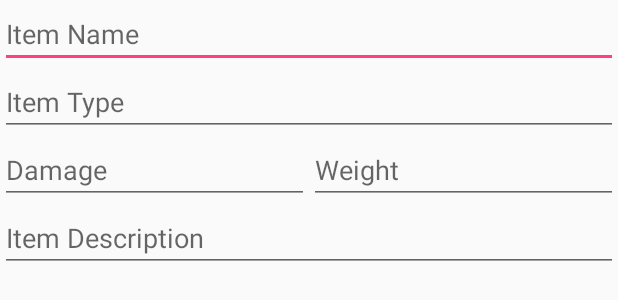
After one commit to vincentcote87/RoleSlayer, an Android app: the layout layout_add_item.xml on its own in the app's theme, with its tools: preview values and no code run, on a phone screen of 412 x 824 dp. The commit adds this screen. Shown: the top 300 px of the screen. Run offline under Robolectric (Android 15) with nearby library versions, the phone set to English and light mode, and no system bars.

Commit message:
Add item btn works

```diff
--- a/RoleSlayer/app/src/main/java/com/roleslayin/roleslayer/CharacterMainPage.java
+++ b/RoleSlayer/app/src/main/java/com/roleslayin/roleslayer/CharacterMainPage.java
@@ -33,8 +33,8 @@ public class CharacterMainPage extends AppCompatActivity {
 
         basicsBtn = (Button)findViewById(R.id.basicsBtn);
         statsBtn = (Button)findViewById(R.id.statsBtn);
-        skillsBtn = (Button)findViewById(R.id.skillsBtn);
-        advDisadvBtn = (Button)findViewById(R.id.advDisadvBtn);
+//        skillsBtn = (Button)findViewById(R.id.skillsBtn);
+//        advDisadvBtn = (Button)findViewById(R.id.advDisadvBtn);
         inventoryBtn = (Button)findViewById(R.id.inventoryBtn);
         notesBtn = (Button)findViewById(R.id.notesBtn);
 
--- /dev/null
+++ b/RoleSlayer/app/src/main/res/layout/layout_add_item.xml
@@ -0,0 +1,58 @@
+<?xml version="1.0" encoding="utf-8"?>
+<RelativeLayout xmlns:android="http://schemas.android.com/apk/res/android"
+    android:layout_width="match_parent" android:layout_height="match_parent">
+
+    <EditText
+        android:id="@+id/itemNameInputID"
+        android:layout_width="match_parent"
+        android:layout_height="wrap_content"
+        android:hint="@string/itemName" />
+
+    <EditText
+        android:id="@+id/itemTypeInputID"
+        android:layout_width="match_parent"
+        android:layout_height="wrap_content"
+        android:layout_alignParentStart="true"
+        android:layout_below="@+id/itemNameInputID"
+        android:hint="@string/itemType" />
+
+    <LinearLayout
+        android:id="@+id/intContainerLayoutView"
+        android:layout_width="wrap_content"
+        android:layout_height="wrap_content"
+        android:layout_alignParentEnd="true"
+        android:layout_below="@+id/itemTypeInputID"
+        android:gravity="top"
+        android:orientation="horizontal">
+
+        <EditText
+            android:id="@+id/itemDmgInputID"
+            android:layout_width="wrap_content"
+            android:layout_height="wrap_content"
+            android:layout_weight="1"
+            android:ems="10"
+            android:hint="@string/itemDmg"
+            android:inputType="number" />
+
+        <EditText
+            android:id="@+id/itemWeightInputID"
+            android:layout_width="wrap_content"
+            android:layout_height="wrap_content"
+            android:layout_weight="1"
+            android:ems="10"
+            android:hint="@string/itemWeight"
+            android:inputType="number" />
+    </LinearLayout>
+
+    <EditText
+        android:id="@+id/itemDescriptionInputID"
+        android:layout_width="match_parent"
+        android:layout_height="wrap_content"
+        android:layout_alignParentStart="true"
+        android:layout_below="@+id/intContainerLayoutView"
+        android:ems="10"
+        android:hint="@string/itemDescription"
+        android:inputType="text|textPersonName"
+        android:text="@string/empty" />
+
+</RelativeLayout>
--- a/RoleSlayer/app/src/main/res/values/strings.xml
+++ b/RoleSlayer/app/src/main/res/values/strings.xml
@@ -10,7 +10,7 @@
     <string name="htLabel">HT:</string>
     <string name="wtLabel">WT:</string>
     <string name="descriptionLabel">Description:</string>
-    <string name="empty"></string>
+    <string name="empty"> </string>
     <string name="basicsHeader">Basics</string>
     <string name="statsHeader">Stats</string>
     <string name="skillsHeader">Skills</string>
@@ -20,4 +20,9 @@
     <string name="itemTypeLabel">Type:</string>
     <string name="itemDmgLabel">DMG:</string>
     <string name="itemWeightLabel">WGT:</string>
+    <string name="itemName">Item Name</string>
+    <string name="itemType">Item Type</string>
+    <string name="itemDmg">Damage</string>
+    <string name="itemWeight">Weight</string>
+    <string name="itemDescription">Item Description</string>
 </resources>
```
Also changed, not shown: RoleSlayer/app/src/main/java/com/roleslayin/roleslayer/AddItemDialog.java (added, +74 -0 lines), RoleSlayer/app/src/main/java/com/roleslayin/roleslayer/CharacterInventoryPage.java (+35 -1 lines), RoleSlayer/app/src/main/res/layout/activity_character_main_page.xml (+26 -25 lines).
